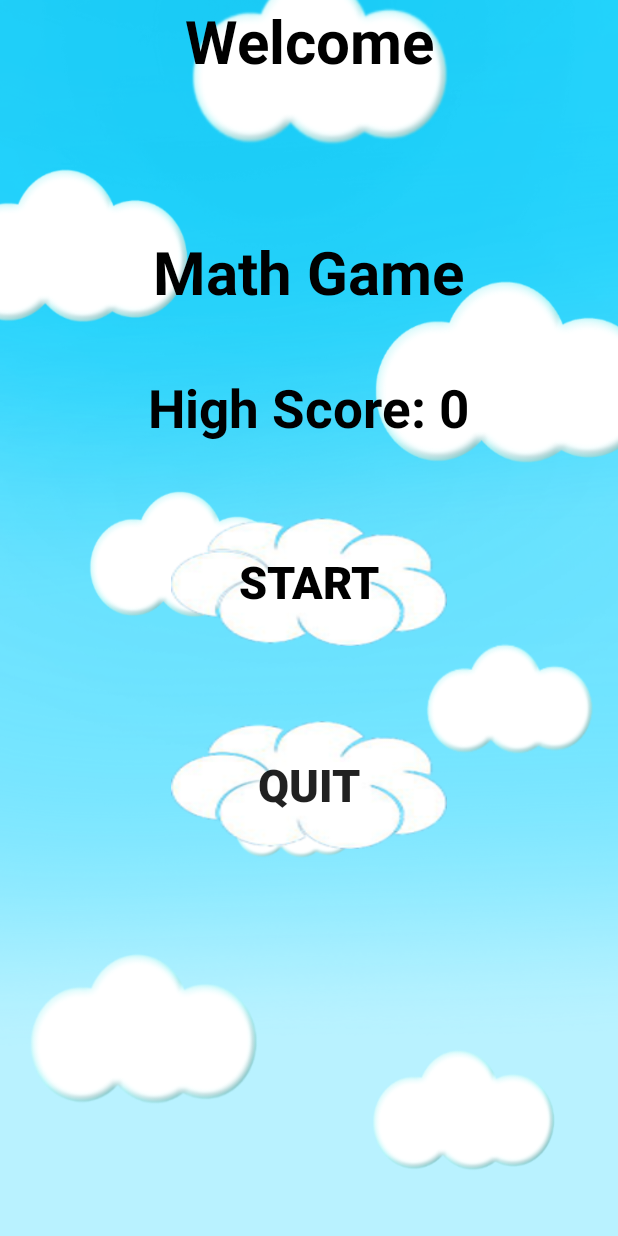
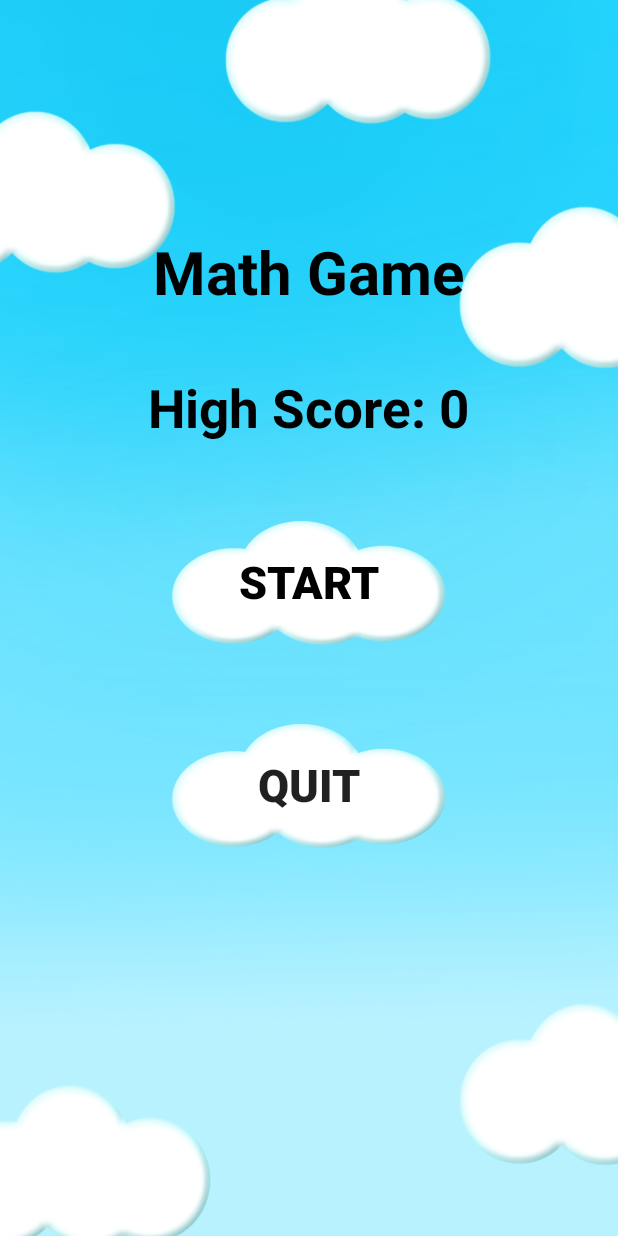
Before and after one commit to havkokfong/MathGame, an Android app: the screen it shows after launch (MainActivity), on a phone screen of 412 x 824 dp. Run offline under Robolectric (Android 15) with nearby library versions, the phone set to English and light mode, and no system bars.

Commit message:
changing image and button

```diff
--- a/app/src/main/java/com/example/math_game/MainActivity.java
+++ b/app/src/main/java/com/example/math_game/MainActivity.java
@@ -24,7 +24,7 @@ public class MainActivity extends AppCompatActivity {
     // Frame
     private FrameLayout frameLayout;
     private int frameWidth, frameHeight, initialFrameWidth;
-    private LinearLayout linearLayout;
+    private LinearLayout linearLayout, mainLayout;
 
     // Image
     private ImageView basket;
@@ -67,9 +67,9 @@ public class MainActivity extends AppCompatActivity {
     protected void onCreate(Bundle savedInstanceState) {
         super.onCreate(savedInstanceState);
         setContentView(R.layout.activity_main);
+        mainLayout = findViewById(R.id.mainLayout);
         frameLayout = findViewById(R.id.gameFrame);
         linearLayout = findViewById(R.id.start_game);
-        titleLabel = findViewById(R.id.titleText);
         basket = findViewById(R.id.basket_image);
         ball_1 = findViewById(R.id.soccerBall_1);
         ball_2 = findViewById(R.id.soccerBall_2);
@@ -318,6 +318,7 @@ public class MainActivity extends AppCompatActivity {
         timer.cancel();
         timer = null;
         start_flag = false;
+        mainLayout.setBackgroundResource(R.drawable.background_blue_with_cloud);
 
         try{
             TimeUnit.SECONDS.sleep(1);
@@ -328,7 +329,6 @@ public class MainActivity extends AppCompatActivity {
         linearLayout.setVisibility(View.VISIBLE);
         liveLabel.setVisibility(View.INVISIBLE);
         scoreLabel.setVisibility(View.INVISIBLE);
-        titleLabel.setVisibility(View.VISIBLE);
         questionBox3.setVisibility(View.INVISIBLE);
         questionBox.setVisibility(View.INVISIBLE);
         questionBox2.setVisibility(View.INVISIBLE);
@@ -354,7 +354,8 @@ public class MainActivity extends AppCompatActivity {
         question();
         start_flag = true;
         linearLayout.setVisibility(View.INVISIBLE);
-        titleLabel.setVisibility(View.INVISIBLE);
+        mainLayout.setBackgroundResource(R.drawable.background_blue_with_cloud_game);
+
 
         if (frameHeight == 0){
             frameHeight = frameLayout.getHeight();
--- a/app/src/main/res/layout/activity_main.xml
+++ b/app/src/main/res/layout/activity_main.xml
@@ -1,12 +1,12 @@
 <?xml version="1.0" encoding="utf-8"?>
 <LinearLayout xmlns:android="http://schemas.android.com/apk/res/android"
-    xmlns:app="http://schemas.android.com/apk/res-auto"
     xmlns:tools="http://schemas.android.com/tools"
     android:layout_width="match_parent"
     android:layout_height="match_parent"
     android:orientation="vertical"
     tools:context=".MainActivity"
-    android:background="@drawable/cloud_backgroud_new">
+    android:background="@drawable/background_blue_with_cloud"
+    android:id="@+id/mainLayout">
 
 
     <FrameLayout
@@ -14,15 +14,6 @@
         android:layout_height="wrap_content"
         android:orientation="horizontal">
 
-        <TextView
-            android:id="@+id/titleText"
-            android:layout_width="match_parent"
-            android:layout_height="wrap_content"
-            android:gravity="center"
-            android:text="@string/title_text"
-            android:textColor="@color/black"
-            android:textSize="40sp"
-            android:textStyle="bold" />
 
         <TextView
             android:id="@+id/questionBox1"
@@ -178,7 +169,7 @@
                 android:layout_height="85dp"
                 android:layout_gravity="center_horizontal"
                 android:layout_marginTop="50dp"
-                android:background="@drawable/button"
+                android:background="@drawable/cloud_button"
                 android:onClick="startGame"
                 android:text="@string/start_button_text"
                 android:textSize="30sp"
@@ -190,13 +181,12 @@
                 android:layout_height="85dp"
                 android:layout_gravity="center_horizontal"
                 android:layout_marginTop="50dp"
-                android:background="@drawable/button"
+                android:background="@drawable/cloud_button"
                 android:onClick="quitGame"
                 android:text="@string/quit_button_text"
                 android:textSize="30sp"
                 android:textStyle="bold" />
 
         </LinearLayout>
-
     </FrameLayout>
 </LinearLayout>
```
Also changed, not shown: app/src/main/res/drawable/background_blue.png (added), app/src/main/res/drawable/background_blue_with_cloud.png (added), app/src/main/res/drawable/background_blue_with_cloud_game.png (added), app/src/main/res/drawable/cloud_button.png (added).
